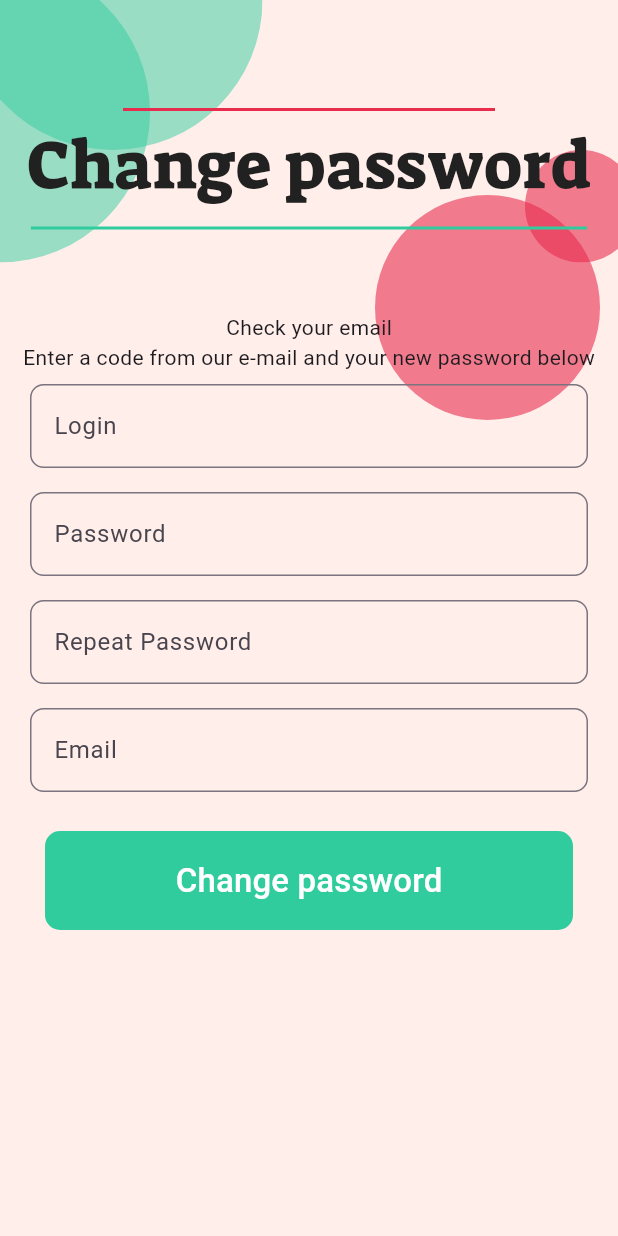
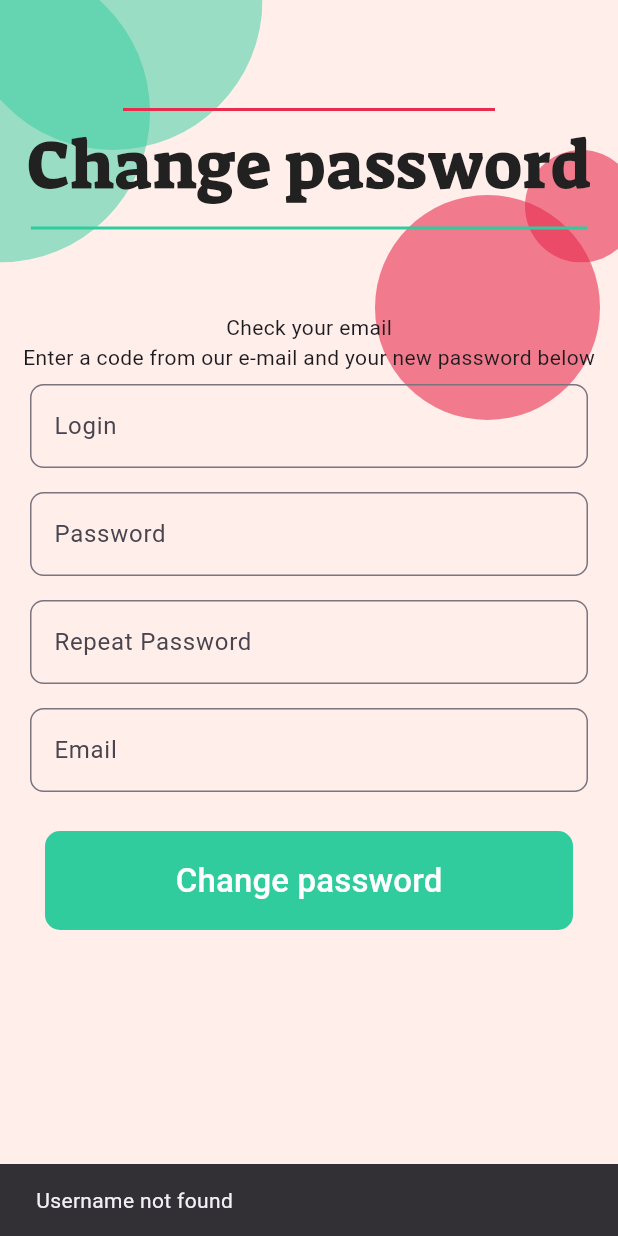
Before and after one commit to KamilTaras/tyskacz, a Flutter app: the ChangePassword screen opened directly, after a tap on "Change password", on a phone screen of 412 x 824 dp. Run offline on Flutter 3.47's test engine with Material 3 defaults, Android fonts, the phone set to English and light mode, and no system bars; our stand-ins replace flutter_map, latlong2, permission_handler, sqflite; missing offline and left inert: external_path, geocode, ical, window_manager; accounts and stored records are empty.

Commit message:
Authorisation feedback added

```diff
--- a/lib/Pages/AuthorisationPages/changePassword.dart
+++ b/lib/Pages/AuthorisationPages/changePassword.dart
@@ -68,11 +68,22 @@ class _ChangePassword extends State<ChangePassword> {
                                       if(user!=null){
                                         if (_formkey.currentState!.validate()&&_passwordController.text==_repeatPasswordController.text) {
                                           databaseService.updateUser(User.newPassword(id:user.id , name: _userNameController.text, password: _passwordController.text, email: _emailController.text));
+                                          ScaffoldMessenger.of(context).showSnackBar(
+                                            SnackBar(
+                                              content: Text('Password changed successfully'),
+                                              duration: Duration(seconds: 2),
+                                            ),
+                                          );
                                           Navigator.pushReplacement(context, MaterialPageRoute(builder: (context) => SignIn()));
                                         }
                                         }
                                       else{
-                                        print('wrong username');
+                                        ScaffoldMessenger.of(context).showSnackBar(
+                                          SnackBar(
+                                            content: Text('Username not found'),
+                                            duration: Duration(seconds: 2),
+                                          ),
+                                        );
                                       }
 
 
```
Also changed, not shown: lib/Pages/AuthorisationPages/signIn.dart (+19 -2 lines), lib/Pages/AuthorisationPages/signUp.dart (+13 -0 lines).
